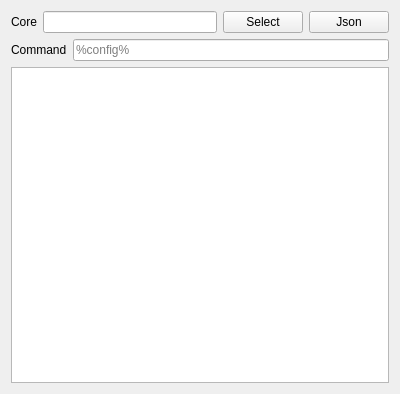
Before: the Qt Designer form ui/edit/edit_custom.ui in MatsuriDayo/nekoray, drawn with Qt 5.
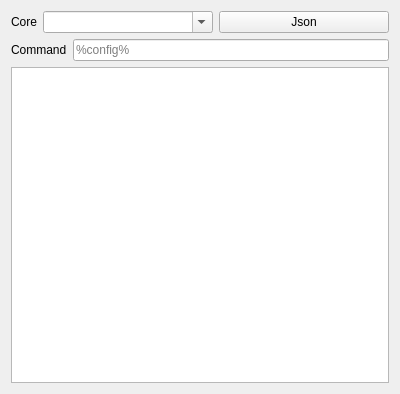
After: the same form once the commit is applied.

Commit message: improve custom core ui

Diff of the .ui file:
```diff
--- a/ui/edit/edit_custom.ui
+++ b/ui/edit/edit_custom.ui
@@ -18,18 +18,21 @@
     <layout class="QHBoxLayout" name="horizontalLayout">
      <item>
       <widget class="QLabel" name="label">
+       <property name="sizePolicy">
+        <sizepolicy hsizetype="Maximum" vsizetype="Preferred">
+         <horstretch>0</horstretch>
+         <verstretch>0</verstretch>
+        </sizepolicy>
+       </property>
        <property name="text">
         <string>Core</string>
        </property>
       </widget>
      </item>
      <item>
-      <widget class="QLineEdit" name="core"/>
-     </item>
-     <item>
-      <widget class="QPushButton" name="pick_core">
-       <property name="text">
-        <string>Select</string>
+      <widget class="QComboBox" name="core">
+       <property name="editable">
+        <bool>true</bool>
        </property>
       </widget>
      </item>
```
Left out of the diff: 6 changed lines with no effect on the pictures. The commit also changes 3 other files.
